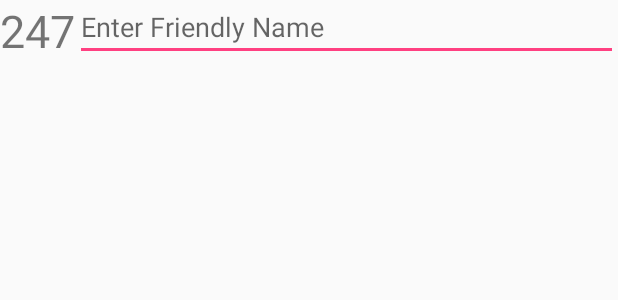
After one commit to dis5y3/RemoteSensorPlatform, an Android app: the layout row_modbus_slave_address.xml on its own in the app's theme, with its tools: preview values and no code run, on a phone screen of 412 x 824 dp. The commit adds this screen. Shown: the top 300 px of the screen. Run offline under Robolectric (Android 15) with nearby library versions, the phone set to English and light mode, and no system bars; network calls fail.

Commit message:
added functionality to give Modbus Slave Addresses friendly names

```diff
--- a/RemoteBluetoothTest/app/src/main/AndroidManifest.xml
+++ b/RemoteBluetoothTest/app/src/main/AndroidManifest.xml
@@ -22,7 +22,8 @@
         <activity
             android:name=".DeviceListActivity"
             android:configChanges="orientation|keyboardHidden"
-            android:label="@string/select_device"/>
+            android:label="@string/select_device" />
+        <activity android:name=".ModbusSlaveActivity"></activity>
     </application>
 
 </manifest>
--- /dev/null
+++ b/RemoteBluetoothTest/app/src/main/res/layout/row_modbus_slave_address.xml
@@ -0,0 +1,21 @@
+<?xml version="1.0" encoding="utf-8"?>
+<LinearLayout xmlns:android="http://schemas.android.com/apk/res/android"
+    xmlns:tools="http://schemas.android.com/tools"
+    android:layout_width="fill_parent"
+    android:layout_height="wrap_content"
+    android:orientation="horizontal" >
+
+    <TextView
+        android:id="@+id/label"
+        android:layout_width="wrap_content"
+        android:layout_height="wrap_content"
+        android:text="247"
+        android:textSize="30sp" />
+
+    <EditText
+        android:id="@+id/editTextFriendlyName"
+        android:layout_width="match_parent"
+        android:layout_height="match_parent"
+        android:hint="@string/hint_friendly_name"
+        android:text="" />
+</LinearLayout>
--- a/RemoteBluetoothTest/app/src/main/res/values/strings.xml
+++ b/RemoteBluetoothTest/app/src/main/res/values/strings.xml
@@ -46,5 +46,6 @@
     <string name="secure_connect">Connect a device - Secure</string>
     <string name="insecure_connect">Connect a device - Insecure</string>
     <string name="discoverable">Make discoverable</string>
+    <string name="hint_friendly_name">Enter Friendly Name</string>
 
 </resources>
```
Also changed, not shown: RemoteBluetoothTest/app/src/main/java/com/cpe4097/remotesensing/remotebluetoothtest/MainActivity.java (+14 -17 lines), RemoteBluetoothTest/app/src/main/java/com/cpe4097/remotesensing/remotebluetoothtest/ModbusSlaveActivity.java (added, +113 -0 lines), RemoteBluetoothTest/app/src/main/res/layout/activity_modbus_slave.xml (added, +30 -0 lines), 26 other files.
